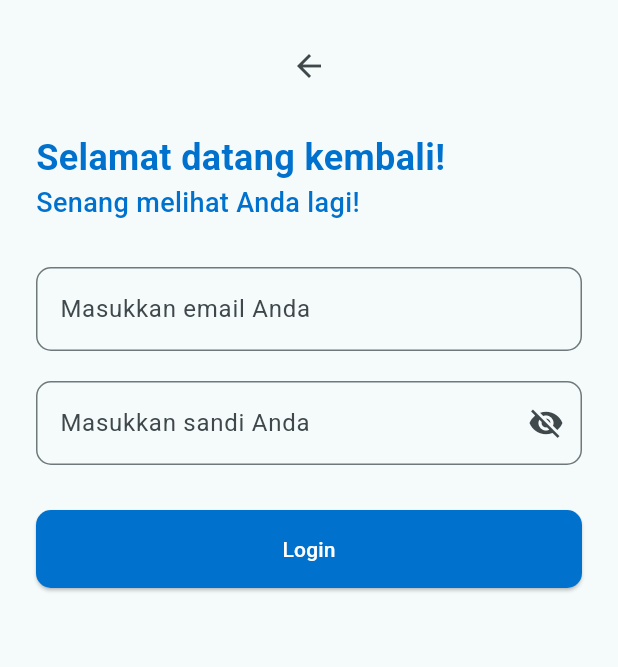
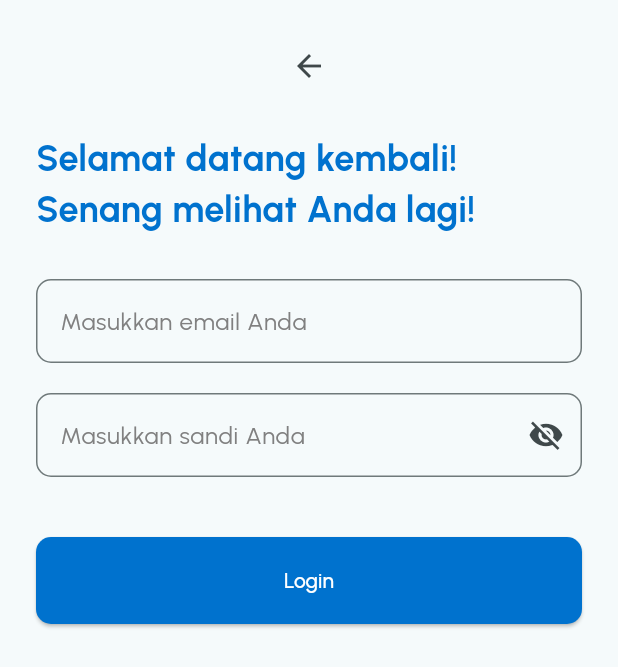
Before and after one commit to ipaddr/MPLJJ25-138-KEL-10, a Flutter app: the screen it shows after launch, after a tap on "Login", on a phone screen of 412 x 824 dp. Shown: the top 667 px of the screen. Run offline on Flutter 3.47's test engine with Material 3 defaults, Android fonts, the phone set to English and light mode, and no system bars.

Commit message:
minor added

```diff
--- a/sembuhtbc_admin/lib/login_screen.dart
+++ b/sembuhtbc_admin/lib/login_screen.dart
@@ -22,6 +22,7 @@ class LoginScreen extends StatelessWidget {
               const Text(
                 'Selamat datang kembali!',
                 style: TextStyle(
+                  fontFamily: 'Urbanist',
                   fontSize: 24,
                   fontWeight: FontWeight.bold,
                   color: Color(0xFF0072CE),
@@ -30,15 +31,21 @@ class LoginScreen extends StatelessWidget {
               const Text(
                 'Senang melihat Anda lagi!',
                 style: TextStyle(
-                  fontSize: 18,
-                  fontWeight: FontWeight.w500,
+                  fontFamily: 'Urbanist',
+                  fontSize: 24,
+                  fontWeight: FontWeight.bold,
                   color: Color(0xFF0072CE),
                 ),
               ),
               const SizedBox(height: 30),
               TextField(
+                style: TextStyle(fontFamily: 'Urbanist', fontSize: 16),
                 decoration: InputDecoration(
                   labelText: 'Masukkan email Anda',
+                  labelStyle: TextStyle(
+                    fontFamily: 'Urbanist',
+                    color: const Color.fromARGB(255, 128, 128, 128),
+                  ),
                   border: OutlineInputBorder(
                     borderRadius: BorderRadius.circular(10),
                   ),
@@ -47,29 +54,37 @@ class LoginScreen extends StatelessWidget {
               const SizedBox(height: 20),
               TextField(
                 obscureText: true,
+                style: TextStyle(fontFamily: 'Urbanist', fontSize: 16),
                 decoration: InputDecoration(
                   labelText: 'Masukkan sandi Anda',
+                  labelStyle: TextStyle(
+                    fontFamily: 'Urbanist',
+                    color: const Color.fromARGB(255, 128, 128, 128),
+                  ),
                   border: OutlineInputBorder(
                     borderRadius: BorderRadius.circular(10),
                   ),
                   suffixIcon: Icon(Icons.visibility_off),
                 ),
               ),
-              const SizedBox(height: 30),
+              const SizedBox(height: 40),
               ElevatedButton(
                 onPressed: () {
                   // Aksi login di sini
                 },
                 style: ElevatedButton.styleFrom(
                   backgroundColor: Color(0xFF0072CE),
-                  padding: const EdgeInsets.symmetric(vertical: 16),
+                  padding: const EdgeInsets.symmetric(
+                    horizontal: 106,
+                    vertical: 19,
+                  ),
                   shape: RoundedRectangleBorder(
                     borderRadius: BorderRadius.circular(10),
                   ),
                 ),
                 child: const Text(
                   'Login',
-                  style: TextStyle(color: Colors.white),
+                  style: TextStyle(fontFamily: 'Urbanist', color: Colors.white),
                 ),
               ),
             ],
--- a/sembuhtbc_admin/lib/main.dart
+++ b/sembuhtbc_admin/lib/main.dart
@@ -12,6 +12,7 @@ class MyApp extends StatelessWidget {
   @override
   Widget build(BuildContext context) {
     return MaterialApp(
+      debugShowCheckedModeBanner: false,
       title: 'SembuhTBC Admin',
       theme: ThemeData(
         colorScheme: ColorScheme.fromSeed(
--- a/sembuhtbc_admin/lib/welcome_admin_screen.dart
+++ b/sembuhtbc_admin/lib/welcome_admin_screen.dart
@@ -26,7 +26,7 @@ class WelcomeAdminScreen extends StatelessWidget {
                   'Selamat Datang di',
                   style: TextStyle(
                     fontFamily: 'Roboto',
-                    fontSize: 20,
+                    fontSize: 25,
                     color: Color.fromARGB(255, 252, 134, 0),
                     fontWeight: FontWeight.w600,
                   ),
@@ -35,7 +35,7 @@ class WelcomeAdminScreen extends StatelessWidget {
                   'SembuhTBC',
                   style: TextStyle(
                     fontFamily: 'Roboto',
-                    fontSize: 32,
+                    fontSize: 44,
                     color: Color(0xFF0072CE),
                     fontWeight: FontWeight.bold,
                   ),
@@ -44,7 +44,7 @@ class WelcomeAdminScreen extends StatelessWidget {
                   'versi Admin',
                   style: TextStyle(
                     fontFamily: 'Roboto',
-                    fontSize: 18,
+                    fontSize: 25,
                     color: Colors.red,
                     fontWeight: FontWeight.w600,
                   ),
@@ -67,8 +67,8 @@ class WelcomeAdminScreen extends StatelessWidget {
                   style: ElevatedButton.styleFrom(
                     backgroundColor: Color(0xFF0072CE),
                     padding: const EdgeInsets.symmetric(
-                      horizontal: 50,
-                      vertical: 15,
+                      horizontal: 105.5,
+                      vertical: 19,
                     ),
                     shape: RoundedRectangleBorder(
                       borderRadius: BorderRadius.circular(10),
```
